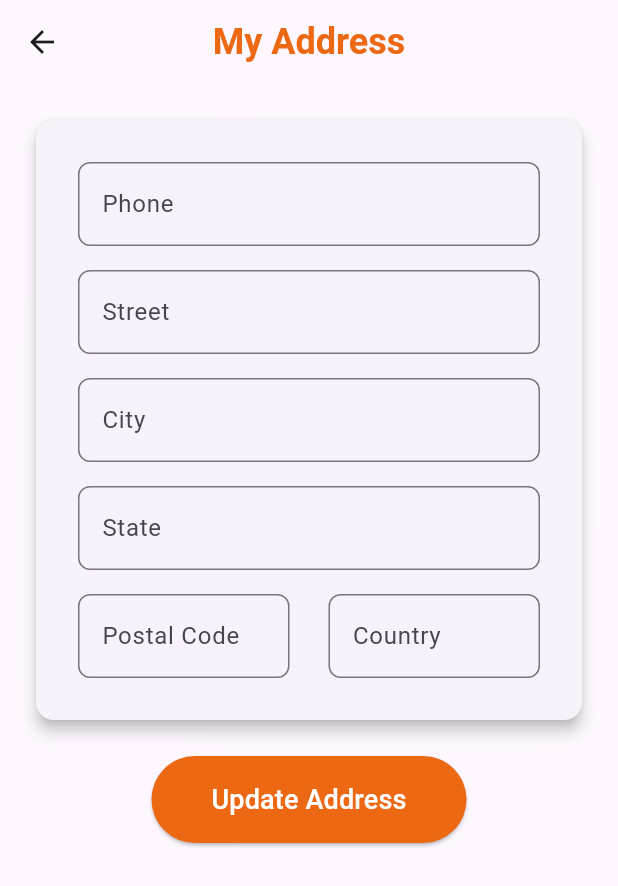
After one commit to Ridmike/E-comm-User, a Flutter app: the UserAddressPage screen opened directly, on a phone screen of 412 x 824 dp. The commit adds this screen. Shown: the top 886 px of the screen. Run offline on Flutter 3.47's test engine with Material 3 defaults, Android fonts, the phone set to English and light mode, and no system bars; our stand-ins replace bottom_navy_bar, dropdown_button2, flutter_login, flutter_rating_bar, font_awesome_flutter, get and 2 more; missing offline and left inert: flutter_cart, flutter_stripe, razorpay_flutter; accounts and stored records are empty; network calls fail.

Commit message:
Implement profile management features and confirm order function

```diff
--- a/lib/main.dart
+++ b/lib/main.dart
@@ -4,6 +4,7 @@ import 'screen/login_screen/login_screen.dart';
 import 'screen/login_screen/provider/user_provider.dart';
 import 'screen/product_favourite/provider/favorite_provider.dart';
 import 'screen/product_cart/provider/cart_provider.dart';
+import 'screen/profile/provider/profile_provider.dart';
 import 'utility/extensions.dart';
 import 'package:flutter/material.dart';
 import 'package:flutter_cart/cart.dart';
@@ -35,6 +36,9 @@ Future<void> main() async {
         ChangeNotifierProvider(
           create: (context) => CartProvider(context.userProvider),
         ),
+        ChangeNotifierProvider(
+          create: (context) => ProfileProvider(context.dataProvider),
+        ),
       ],
       child: const MyApp(),
     ),
--- a/lib/screen/product_cart/components/byu_now.dart
+++ b/lib/screen/product_cart/components/byu_now.dart
@@ -186,7 +186,7 @@ void showCustomBottomSheet(BuildContext context) {
                           // Check if the form is valid
                           if (context.cartProvider.buyNowFormKey.currentState!.validate()) {
                             context.cartProvider.buyNowFormKey.currentState!.save();
-                            //should complete call submitOrder
+                            context.cartProvider.submitOrder(context);   //should complete call submitOrder
                             return;
                           }
                         });
--- /dev/null
+++ b/lib/screen/profile/provider/profile_provider.dart
@@ -0,0 +1,43 @@
+import 'package:e_com_user/utility/snackbar_helper.dart';
+import '../../../core/data/data_provider.dart';
+import '../../../utility/constants.dart';
+import 'package:flutter/cupertino.dart';
+import 'package:get_storage/get_storage.dart';
+
+class ProfileProvider extends ChangeNotifier {
+ final DataProvider _dataProvider;
+ final box = GetStorage();
+
+ final GlobalKey<FormState> addressFormKey = GlobalKey<FormState>();
+ TextEditingController phoneController = TextEditingController();
+ TextEditingController streetController = TextEditingController();
+ TextEditingController cityController = TextEditingController();
+ TextEditingController stateController = TextEditingController();
+ TextEditingController postalCodeController = TextEditingController();
+ TextEditingController countryController = TextEditingController();
+ TextEditingController couponController = TextEditingController();
+
+ ProfileProvider(this._dataProvider) {
+  retrieveSavedAddress();
+ }
+
+ void storeAddress() {
+  box.write(PHONE_KEY, phoneController.text);
+  box.write(STREET_KEY, streetController.text);
+  box.write(CITY_KEY, cityController.text);
+  box.write(STATE_KEY, stateController.text);
+  box.write(POSTAL_CODE_KEY, postalCodeController.text);
+  box.write(COUNTRY_KEY, countryController.text);
+  SnackBarHelper.showSuccessSnackBar('Address Stored Successfully');
+ }
+
+// Method to retrieve saved address values
+ void retrieveSavedAddress() {
+  phoneController.text = box.read(PHONE_KEY) ?? '';
+  streetController.text = box.read(STREET_KEY) ?? '';
+  cityController.text = box.read(CITY_KEY) ?? '';
+  stateController.text = box.read(STATE_KEY) ?? '';
+  postalCodeController.text = box.read(POSTAL_CODE_KEY) ?? '';
+  countryController.text = box.read(COUNTRY_KEY) ?? '';
+ }
+}
--- /dev/null
+++ b/lib/screen/user_address_screen/user_address.dart
@@ -0,0 +1,114 @@
+import 'package:e_com_user/utility/extensions.dart';
+import 'package:flutter/material.dart';
+import '../../utility/app_color.dart';
+import '../../widget/custom_text_field.dart';
+
+class UserAddressPage extends StatelessWidget {
+  const UserAddressPage({super.key});
+
+  @override
+  Widget build(BuildContext context) {
+    context.profileProvider.retrieveSavedAddress();
+    return Scaffold(
+      appBar: AppBar(
+        title: const Text(
+          "My Address",
+          style: TextStyle(fontSize: 24, fontWeight: FontWeight.bold, color: AppColor.darkOrange),
+        ),
+      ),
+      body: SingleChildScrollView(
+        child: Center(
+          child: Padding(
+            padding: const EdgeInsets.all(20.0),
+            child: Form(
+              key: context.profileProvider.addressFormKey,
+              child: Column(
+                crossAxisAlignment: CrossAxisAlignment.start,
+                mainAxisSize: MainAxisSize.max,
+                children: [
+                  Card(
+                    elevation: 4,
+                    shape: RoundedRectangleBorder(borderRadius: BorderRadius.circular(12)),
+                    surfaceTintColor: Colors.white,
+                    child: Padding(
+                      padding: const EdgeInsets.all(20),
+                      child: Column(
+                        crossAxisAlignment: CrossAxisAlignment.start,
+                        children: [
+                          CustomTextField(
+                            labelText: 'Phone',
+                            onSave: (value) {},
+                            inputType: TextInputType.number,
+                            controller: context.profileProvider.phoneController,
+                            validator: (value) => value!.isEmpty ? 'Please enter a phone number' : null,
+                          ),
+                          CustomTextField(
+                            labelText: 'Street',
+                            onSave: (val) {},
+                            controller: context.profileProvider.streetController,
+                            validator: (value) => value!.isEmpty ? 'Please enter a street' : null,
+                          ),
+                          CustomTextField(
+                            labelText: 'City',
+                            onSave: (value) {},
+                            controller: context.profileProvider.cityController,
+                            validator: (value) => value!.isEmpty ? 'Please enter a city' : null,
+                          ),
+                          CustomTextField(
+                            labelText: 'State',
+                            onSave: (value) {},
+                            controller: context.profileProvider.stateController,
+                            validator: (value) => value!.isEmpty ? 'Please enter a state' : null,
+                          ),
+                          Row(
+                            children: [
+                              Expanded(
+                                child: CustomTextField(
+                                  labelText: 'Postal Code',
+                                  onSave: (value) {},
+                                  inputType: TextInputType.number,
+                                  controller: context.profileProvider.postalCodeController,
+                                  validator: (value) => value!.isEmpty ? 'Please enter a code' : null,
+                                ),
+                              ),
+                              const SizedBox(width: 10),
+                              Expanded(
+                                child: CustomTextField(
+                                  labelText: 'Country',
+                                  onSave: (value) {},
+                                  controller: context.profileProvider.countryController,
+                                  validator: (value) => value!.isEmpty ? 'Please enter a country' : null,
+                                ),
+                              ),
+                            ],
+                          ),
+                        ],
+                      ),
+                    ),
+                  ),
+                  const SizedBox(height: 20),
+                  Center(
+                    child: ElevatedButton(
+                      style: ElevatedButton.styleFrom(
+                        backgroundColor: AppColor.darkOrange,
+                        foregroundColor: Colors.white,
+                        padding: const EdgeInsets.symmetric(horizontal: 40, vertical: 16),
+                        shape: RoundedRectangleBorder(borderRadius: BorderRadius.circular(30)),
+                      ),
+                      onPressed: () {
+                        if (context.profileProvider.addressFormKey.currentState!.validate()) {
+                          context.profileProvider.storeAddress();
+                        }
+                      },
+                      child: const Text('Update Address', style: TextStyle(fontSize: 18)),
+                    ),
+                  ),
+                ],
+              ),
+            ),
+          ),
+        ),
+      ),
+    );
+  }
+}
--- a/lib/utility/extensions.dart
+++ b/lib/utility/extensions.dart
@@ -4,6 +4,7 @@ import 'package:e_com_user/screen/product_by_category/provider/product_by_catego
 import 'package:e_com_user/screen/product_cart/provider/cart_provider.dart';
 import 'package:e_com_user/screen/product_details/provider/product_details_provider.dart';
 import 'package:e_com_user/screen/product_favourite/provider/favorite_provider.dart';
+import 'package:e_com_user/screen/profile/provider/profile_provider.dart';
 import 'package:flutter/cupertino.dart';
 import 'package:provider/provider.dart';
 
@@ -15,4 +16,5 @@ extension Providers on BuildContext {
   FavoriteProvider get favoriteProvider => Provider.of<FavoriteProvider>(this, listen: false);
   ProductDetailProvider get productDetailProvider => Provider.of<ProductDetailProvider>(this, listen: false);
   CartProvider get cartProvider => Provider.of<CartProvider>(this, listen: false);
+  ProfileProvider get profileProvider => Provider.of<ProfileProvider>(this, listen: false);
 }
```
Also changed, not shown: lib/screen/product_cart/provider/cart_provider.dart (+89 -1 lines), lib/screen/profile/profile_screen.dart (+82 -9 lines), lib/screen/user_address_screen/user_address_wrapper.dart (added, +17 -0 lines), lib/screen/user_order_screen/user_order_screen.dart (added, +48 -0 lines), lib/widget/navigation_tile.dart (added, +48 -0 lines), lib/widget/order_tile.dart (added, +100 -0 lines).
